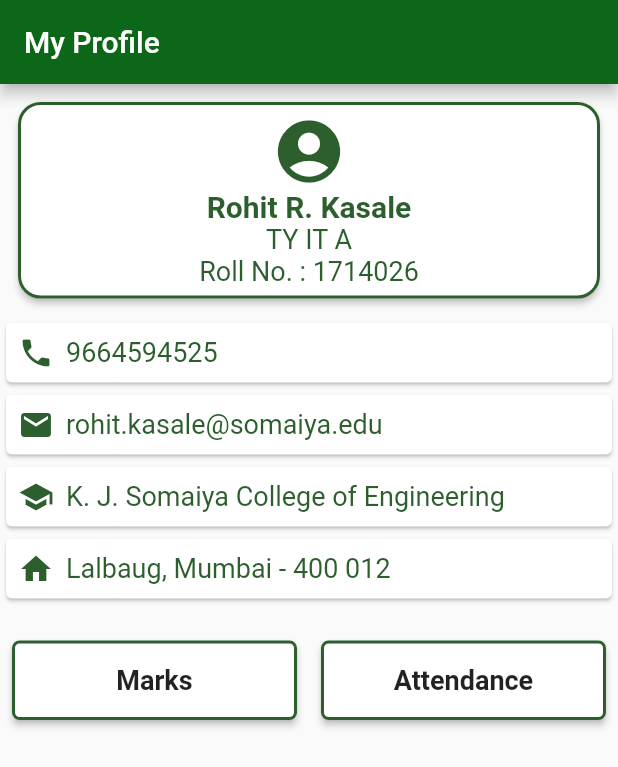
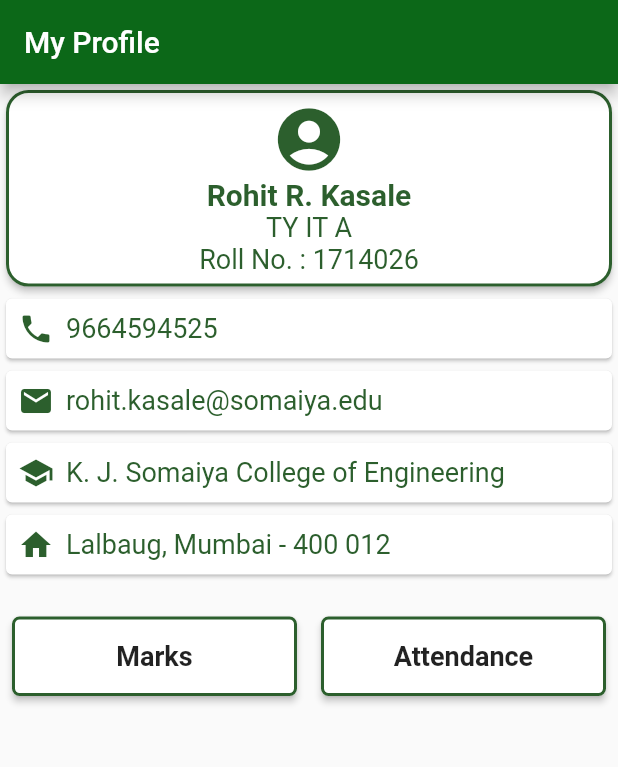
Before and after one commit to rkasale28/Flutter_Table, a Flutter app: the screen it shows after launch, on a phone screen of 412 x 824 dp. Shown: the top 767 px of the screen. Run offline on Flutter 3.47's test engine with Material 2 defaults, Android fonts, the phone set to English and light mode, and no system bars.

```diff
--- /dev/null
+++ b/data/student.json
@@ -0,0 +1,5 @@
+{
+    "name": "Prem Chandak",
+    "rollno":1714009,
+    "branch":"TY IT B"
+}
--- a/lib/main.dart
+++ b/lib/main.dart
@@ -2,8 +2,13 @@ import 'package:flutter/material.dart';
 
 void main() => runApp(MyApp());
 
-class MyApp extends StatelessWidget {
+class MyApp extends StatefulWidget {
   // This widget is the root of your application.
+  @override
+  _MyAppState createState() => _MyAppState();
+}
+
+class _MyAppState extends State<MyApp> {
   @override
   Widget build(BuildContext context) {
     return new MaterialApp(
@@ -13,19 +18,21 @@ class MyApp extends StatelessWidget {
   }
 }
 
-class HomePage extends StatelessWidget {
+class HomePage extends StatefulWidget {
+  @override
+  _HomePageState createState() => _HomePageState();
+}
+
+class _HomePageState extends State<HomePage> {
   @override
   Widget build(BuildContext context) {
-    // TODO: implement build
     return Scaffold(
       appBar: AppBar(
         title: const Text('My Profile'),
         backgroundColor: Color.fromRGBO(12, 104, 24, 4.0),
       ),
       body: Column(mainAxisSize: MainAxisSize.min, children: <Widget>[
-        Padding(
-          padding: const EdgeInsets.all(8.0),
-          child: Card(
+        Card(
           child: Padding(
             padding: const EdgeInsets.all(8.0),
             child: Center(
@@ -69,7 +76,6 @@ class HomePage extends StatelessWidget {
                 color: const Color(0xff2C5F2D),
                 width: 2.0,
               )),
-          ),
         ),
         Card(
           child: Row(
@@ -179,10 +185,8 @@ class HomePage extends StatelessWidget {
                             width: 2.0,
                           )),
                       onPressed: () {
-                      //Basic way of navigation
                         Navigator.of(context).pushNamed("/second");
-                    },
-                  ),
+                      }),
                 ),
               ),
               Expanded(
@@ -223,7 +227,12 @@ class HomePage extends StatelessWidget {
   }
 }
 
-class Marks extends StatelessWidget {
+class Marks extends StatefulWidget {
+  @override
+  _MarksState createState() => _MarksState();
+}
+
+class _MarksState extends State<Marks> {
   @override
   Widget build(BuildContext context) {
     double width = MediaQuery.of(context).size.width;
@@ -444,7 +453,12 @@ class Marks extends StatelessWidget {
   }
 }
 
-class Attendance extends StatelessWidget {
+class Attendance extends StatefulWidget {
+  @override
+  _AttendanceState createState() => _AttendanceState();
+}
+
+class _AttendanceState extends State<Attendance> {
   @override
   Widget build(BuildContext context) {
     double width = MediaQuery.of(context).size.width;
--- a/pubspec.yaml
+++ b/pubspec.yaml
@@ -41,8 +41,8 @@ flutter:
   uses-material-design: true
 
   # To add assets to your application, add an assets section, like this:
-  # assets:
-  #  - images/a_dot_burr.jpeg
+  assets:
+    - data/student.json
   #  - images/a_dot_ham.jpeg
 
   # An image asset can refer to one or more resolution-specific "variants", see
```
Also changed, not shown: lib/student_model.dart (added, +17 -0 lines), lib/student_services.dart (added, +16 -0 lines). Lines whose indentation alone changed are shown as unchanged.
